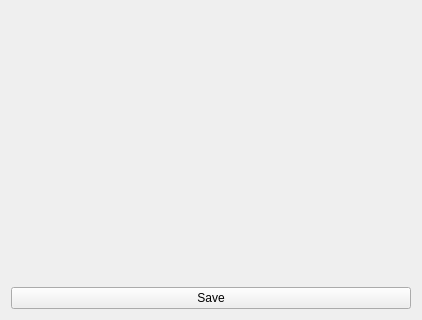
Above: src/ui/documentedit.ui from kaniol-lck/Paperless-Client before the change; both pictures show x 0 to 422 and y 163 to 483 of the 422 by 483 pixel window. Below: the same form after it.
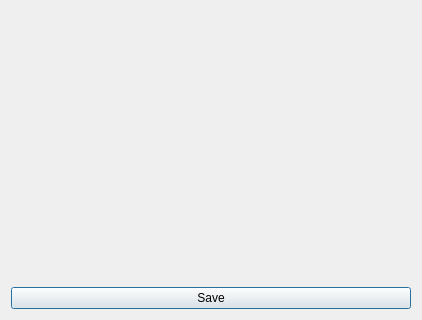
That is the form after the change.

Commit message: PUT document

What changed in the file:
```diff
--- a/src/ui/documentedit.ui
+++ b/src/ui/documentedit.ui
@@ -1,7 +1,7 @@
 <?xml version="1.0" encoding="UTF-8"?>
 <ui version="4.0">
  <class>DocumentEdit</class>
- <widget class="QWidget" name="DocumentEdit">
+ <widget class="QDialog" name="DocumentEdit">
   <property name="geometry">
    <rect>
     <x>0</x>
```
The commit also changes 16 other files.
